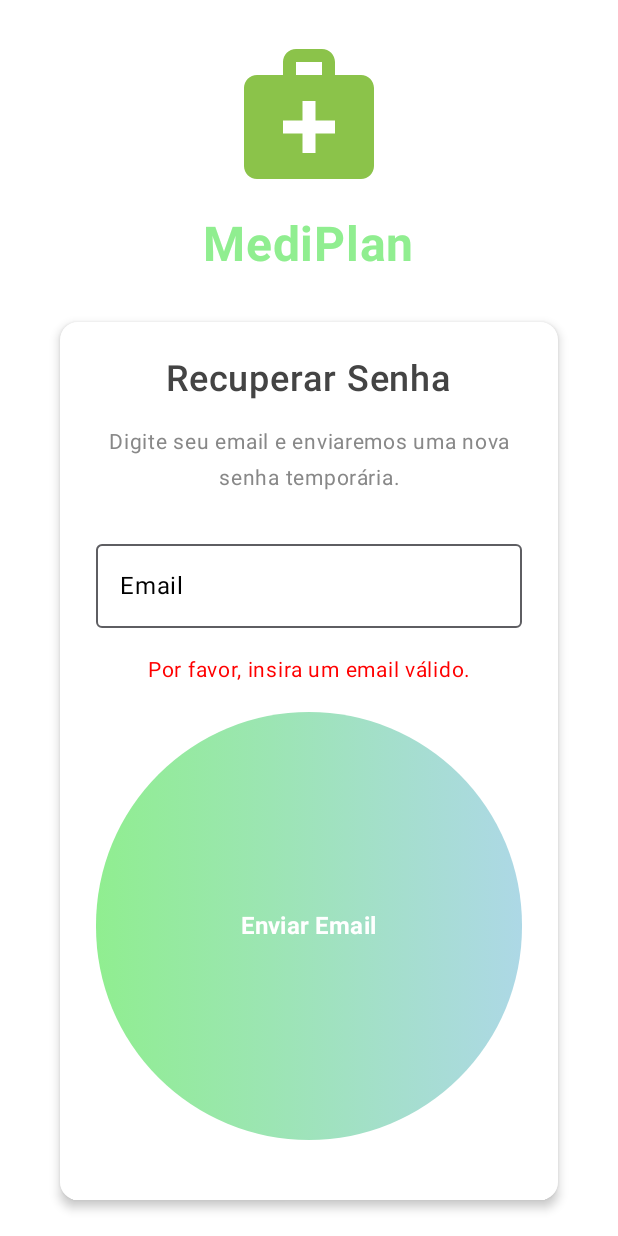
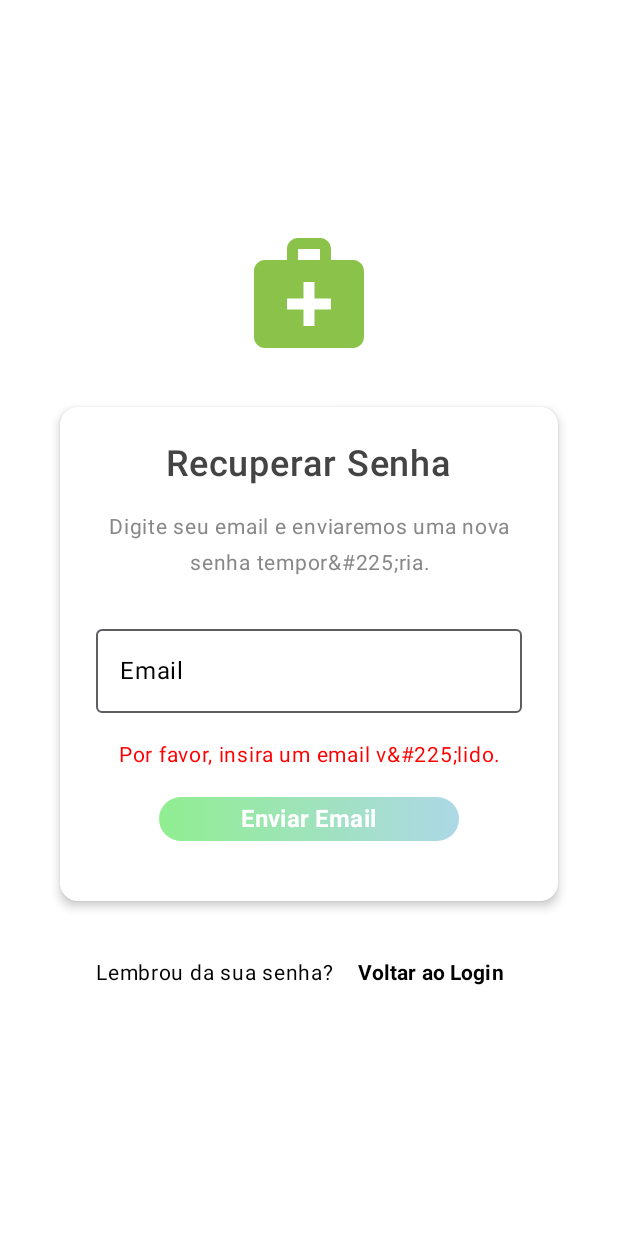
Before and after one commit to Manique17/MediPlan, an Android app built with Jetpack Compose: the composable ForgotPasswordScreen shown on its own in the app's theme, after a tap on "Enviar Email", on a phone screen of 412 x 824 dp. Run offline under Robolectric (Android 15) with nearby library versions, the phone set to English and light mode, and no system bars; our stand-ins replace Room's generated code.

Commit message:
new code

```diff
--- a/app/src/main/java/com/example/mediplan/ui/screens/ForgotPasswordScreen.kt
+++ b/app/src/main/java/com/example/mediplan/ui/screens/ForgotPasswordScreen.kt
@@ -11,6 +11,7 @@ import androidx.compose.foundation.layout.fillMaxWidth
 import androidx.compose.foundation.layout.height
 import androidx.compose.foundation.layout.padding
 import androidx.compose.foundation.layout.size
+import androidx.compose.foundation.layout.width
 import androidx.compose.foundation.shape.RoundedCornerShape
 import androidx.compose.foundation.text.KeyboardOptions
 import androidx.compose.material3.Card
@@ -113,20 +114,13 @@ fun ForgotPasswordScreen(
             verticalArrangement = Arrangement.Center
         ) {
             Image(
-                painter = painterResource(id = R.drawable.mediplan_logo),
+                painter = painterResource(id = R.drawable.mediplan_logo), // Assumindo que voc&#234; nomeou o arquivo como "mediplan_logo"
                 contentDescription = "MediPlan Logo",
                 modifier = Modifier
-                    .size(120.dp)
-                    .padding(bottom = 16.dp)
+                    .size(120.dp) // Ajustado para um tamanho menor, j&#225; que a imagem &#233; um &#237;cone
+                    .padding(bottom = 32.dp)
             )
 
-            Text(
-                text = "MediPlan",
-                fontSize = 32.sp,
-                fontWeight = FontWeight.Bold,
-                color = LightGreen,
-                modifier = Modifier.padding(bottom = 32.dp)
-            )
 
             Card(
                 modifier = Modifier
@@ -150,7 +144,7 @@ fun ForgotPasswordScreen(
                     )
 
                     Text(
-                        text = "Digite seu email e enviaremos uma nova senha temporária.",
+                        text = "Digite seu email e enviaremos uma nova senha tempor&#225;ria.",
                         fontSize = 14.sp,
                         color = Color.Gray,
                         modifier = Modifier.padding(bottom = 24.dp),
@@ -193,23 +187,20 @@ fun ForgotPasswordScreen(
                         )
                     }
 
-
-                    enabled = resetPasswordStateValue !is ResetPasswordState.Loading// Desabilitar botão durante o carregamento
-                    modifier = Modifier
-                        .fillMaxWidth()
-                        .height(50.dp)
-                        .clip(RoundedCornerShape(25.dp))
                     GradientButton(
                         text = "Enviar Email",
                         onClick = {
                             if (email.isNotEmpty()) {
                                 viewModel.resetPassword(email)
                             } else {
-                                errorMessage = "Por favor, insira um email válido."
+                                errorMessage = "Por favor, insira um email v&#225;lido."
                             }
                         },
-                        modifier = Modifier.padding(bottom = 16.dp),
-                        enabled = resetPasswordStateValue !is ResetPasswordState.Loading // Desabilitar botão durante o carregamento
+                        modifier = Modifier
+                            .width(200.dp) // Define uma largura fixa para o bot&#227;o
+                            .height(45.dp) // Reduz a altura do bot&#227;o
+                            .padding(bottom = 16.dp),
+                        enabled = resetPasswordStateValue !is ResetPasswordState.Loading // Desabilitar bot&#227;o durante o carregamento
                     )
 
                     if (resetPasswordStateValue is ResetPasswordState.Loading) {
@@ -251,7 +242,7 @@ fun ForgotPasswordScreen(
 @Preview(showBackground = true)
 fun ForgotPasswordScreenPreview() {
     // Para o preview, podemos mockar o ViewModel ou usar um estado inicial
-    // Aqui, vamos apenas chamar com o UserViewModel nulo, que fará com que
-    // o Composable crie sua própria instância (bom para previews isolados).
+    // Aqui, vamos apenas chamar com o UserViewModel nulo, que far&#225; com que
+    // o Composable crie sua pr&#243;pria inst&#225;ncia (bom para previews isolados).
     ForgotPasswordScreen()
 }
```
